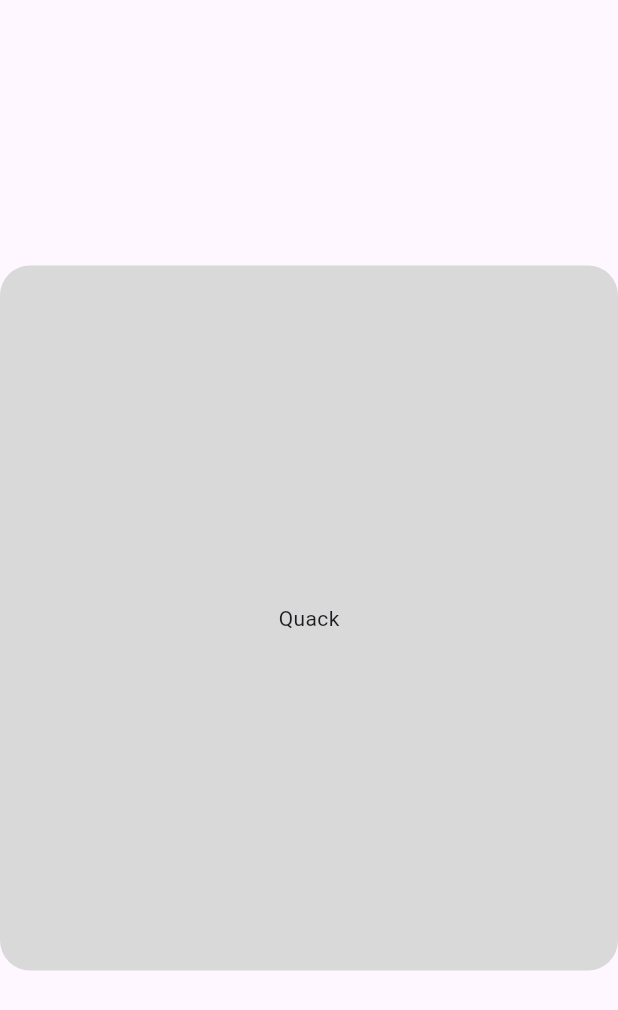
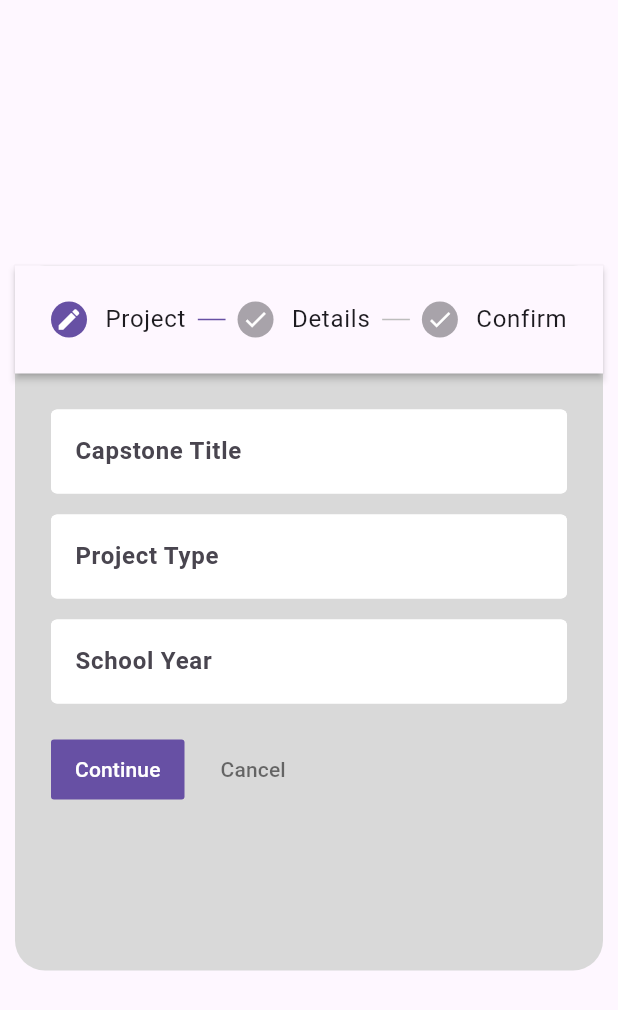
Before and after one commit to Ketch4n/REPOSITORY-USTP, a Flutter app: the RepositoryAdd screen opened by its route, on a phone screen of 412 x 824 dp. Shown: the top 1010 px of the screen. Run offline on Flutter 3.47's test engine with Material 3 defaults, Android fonts, the phone set to English and light mode, and no system bars; our stand-ins replace hexcolor; Roboto replaces fonts that are missing (MontserratRegular); project files that could hold a hidden picture were left out.

Commit message:
Project/Respository-Stepper/15%

```diff
--- a/lib/src/auth/login/login_page.dart
+++ b/lib/src/auth/login/login_page.dart
@@ -47,7 +47,9 @@ class _LoginPageState extends State<LoginPage> {
   }
 
   Widget _buildMainContainer() {
-    return LoginMainContainer(
+    return Padding(
+      padding: const EdgeInsets.all(10.0),
+      child: LoginMainContainer(
         child: Column(
           mainAxisAlignment: MainAxisAlignment.center,
           children: [
@@ -56,6 +58,7 @@ class _LoginPageState extends State<LoginPage> {
             _buildButton(),
             buildFooterTextButton(context),
           ],
+        ),
       ),
     );
   }
--- a/lib/src/pages/repository/components/repository_add.dart
+++ b/lib/src/pages/repository/components/repository_add.dart
@@ -1,4 +1,5 @@
 import 'package:flutter/material.dart';
+import 'package:repository_ustp/src/components/textfield.dart';
 import 'package:repository_ustp/src/utils/palette.dart';
 
 class RepositoryAdd extends StatefulWidget {
@@ -8,11 +9,18 @@ class RepositoryAdd extends StatefulWidget {
   State<RepositoryAdd> createState() => _RepositoryAddState();
 }
 
+final TextEditingController _capstoneTitleController = TextEditingController();
+final TextEditingController _projectTypeController = TextEditingController();
+final TextEditingController _syController = TextEditingController();
+int _currentStep = 0;
+
 class _RepositoryAddState extends State<RepositoryAdd> {
   @override
   Widget build(BuildContext context) {
     return Scaffold(
       body: Center(
+        child: Padding(
+          padding: const EdgeInsets.all(10.0),
           child: Container(
             height: 470,
             width: 450,
@@ -20,6 +28,93 @@ class _RepositoryAddState extends State<RepositoryAdd> {
               color: ColorPallete.grey,
               borderRadius: BorderRadius.circular(20),
             ),
-                child: const Center(child: Text("Quack")))));
+            child: Stepper(
+              type: StepperType.horizontal,
+              currentStep: _currentStep,
+              onStepTapped: (int step) {
+                setState(() {
+                  _currentStep = step;
+                });
+              },
+              onStepContinue: () {
+                if (_currentStep < 2) {
+                  setState(() {
+                    _currentStep++;
+                  });
+                }
+              },
+              onStepCancel: () {
+                if (_currentStep > 0) {
+                  setState(() {
+                    _currentStep--;
+                  });
+                }
+              },
+              steps: <Step>[
+                Step(
+                  title: const Text('Project'),
+                  content: Column(
+                    children: [
+                      CustomTextField(
+                        controller: _capstoneTitleController,
+                        label: "Capstone Title",
+                      ),
+                      const SizedBox(height: 10),
+                      CustomTextField(
+                        controller: _projectTypeController,
+                        label: "Project Type",
+                      ),
+                      const SizedBox(height: 10),
+                      CustomTextField(
+                        controller: _syController,
+                        label: "School Year",
+                      ),
+                    ],
+                  ),
+                  isActive: _currentStep >= 0,
+                  state: _currentStep == 0
+                      ? StepState.editing
+                      : StepState.complete,
+                ),
+                Step(
+                  title: const Text('Details'),
+                  content: Column(
+                    children: [
+                      CustomTextField(
+                        controller: _capstoneTitleController,
+                        label: "Group Name",
+                      ),
+                      const SizedBox(height: 10),
+                      CustomTextField(
+                        controller: _projectTypeController,
+                        label: "Members",
+                      ),
+                      const SizedBox(height: 10),
+                      CustomTextField(
+                        controller: _projectTypeController,
+                        label: "Attachment Files",
+                      ),
+                    ],
+                  ),
+                  isActive: _currentStep >= 1,
+                  state: _currentStep == 1
+                      ? StepState.editing
+                      : StepState.complete,
+                ),
+                Step(
+                  title: const Text('Confirm'),
+                  content:
+                      const Text('Set Privacy / Display Summary / Confirm'),
+                  isActive: _currentStep >= 2,
+                  state: _currentStep == 2
+                      ? StepState.editing
+                      : StepState.complete,
+                ),
+              ],
+            ),
+          ),
+        ),
+      ),
+    );
   }
 }
```
Lines whose indentation alone changed are shown as unchanged.
